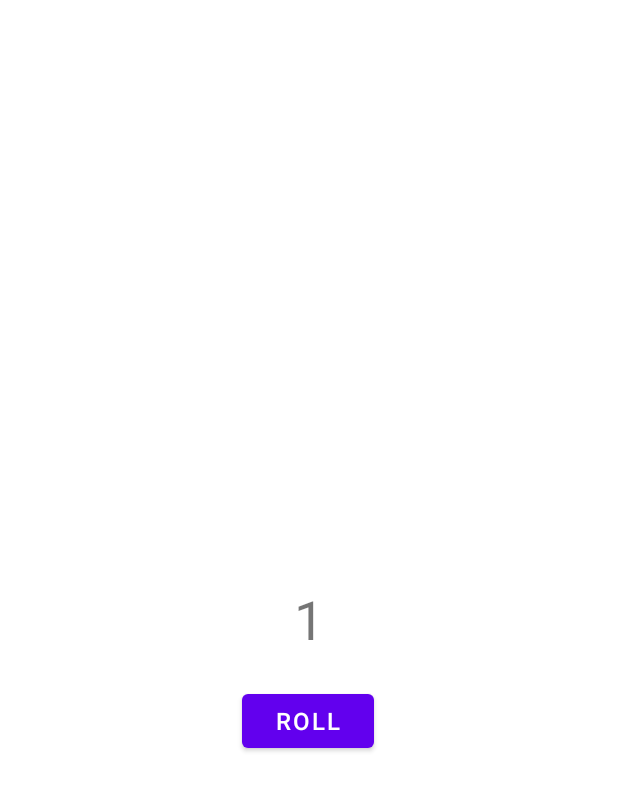
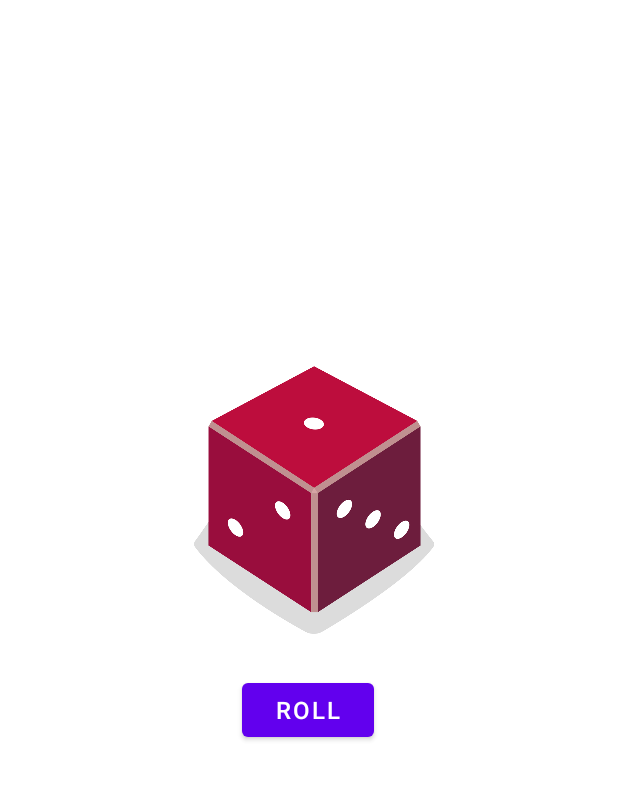
Before and after one commit to BMayla/Dice_Roller, an Android app: the layout activity_main.xml on its own in the app's theme, with its tools: preview values and no code run, on a phone screen of 412 x 824 dp. Shown: the top 791 px of the screen. Run offline under Robolectric (Android 15) with nearby library versions, the phone set to English and light mode, and no system bars.

Commit message:
Added images to Dice Roller

```diff
--- a/app/src/main/res/layout/activity_main.xml
+++ b/app/src/main/res/layout/activity_main.xml
@@ -6,27 +6,30 @@
     android:layout_height="match_parent"
     tools:context=".MainActivity">
 
-    <TextView
-        android:id="@+id/textView"
-        android:layout_width="wrap_content"
-        android:layout_height="wrap_content"
-        android:textSize="36sp"
-        app:layout_constraintBottom_toBottomOf="parent"
-        app:layout_constraintLeft_toLeftOf="parent"
-        app:layout_constraintRight_toRightOf="parent"
-        app:layout_constraintTop_toTopOf="parent"
-        tools:text="1" />
-
     <Button
         android:id="@+id/button"
         android:layout_width="wrap_content"
         android:layout_height="wrap_content"
-        android:layout_marginTop="20dp"
+        android:layout_marginTop="16dp"
         android:text="@string/roll"
         android:textSize="16sp"
         app:layout_constraintEnd_toEndOf="parent"
         app:layout_constraintHorizontal_bias="0.498"
         app:layout_constraintStart_toStartOf="parent"
-        app:layout_constraintTop_toBottomOf="@+id/textView" />
+        app:layout_constraintTop_toBottomOf="@+id/imageView" />
+
+    <ImageView
+        android:id="@+id/imageView"
+        android:layout_width="160dp"
+        android:layout_height="200dp"
+        android:contentDescription="@string/d1"
+        app:layout_constraintBottom_toBottomOf="parent"
+        app:layout_constraintEnd_toEndOf="parent"
+        app:layout_constraintHorizontal_bias="0.513"
+        app:layout_constraintStart_toStartOf="parent"
+        app:layout_constraintTop_toTopOf="parent"
+        app:layout_constraintVertical_bias="0.374"
+        tools:ignore="ImageContrastCheck"
+        tools:srcCompat="@drawable/d1" />
 
 </androidx.constraintlayout.widget.ConstraintLayout>
--- a/app/src/main/res/values/strings.xml
+++ b/app/src/main/res/values/strings.xml
@@ -1,4 +1,5 @@
 <resources>
     <string name="app_name">Dice Roller</string>
     <string name="roll">Roll</string>
+    <string name="d1">d1</string>
 </resources>
```
Also changed, not shown: app/src/main/java/com/example/diceroller/MainActivity.kt (+11 -4 lines), app/src/main/res/drawable/d1.png (added), app/src/main/res/drawable/d2.png (added), app/src/main/res/drawable/d3.png (added), app/src/main/res/drawable/d4.png (added), app/src/main/res/drawable/d5.png (added), app/src/main/res/drawable/d6.png (added).
